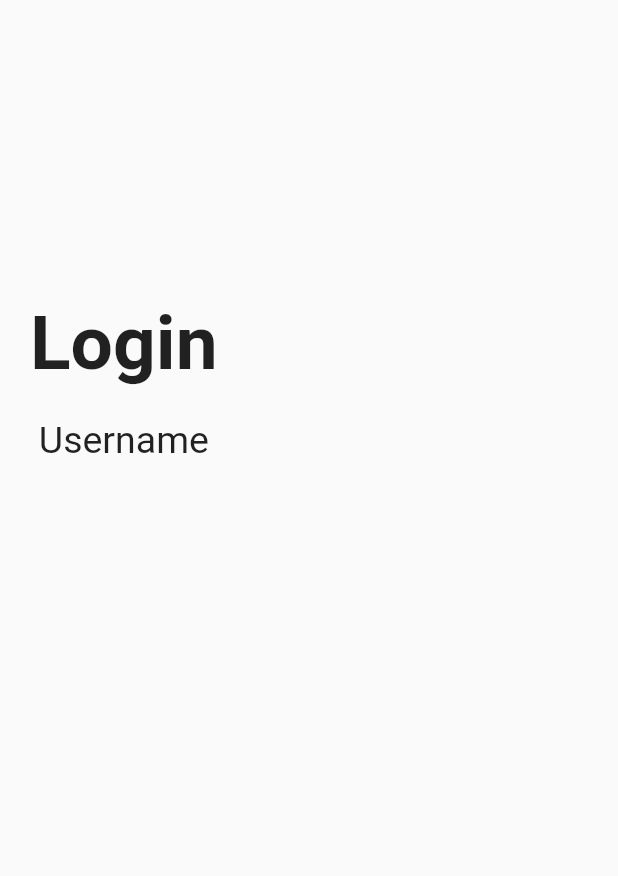
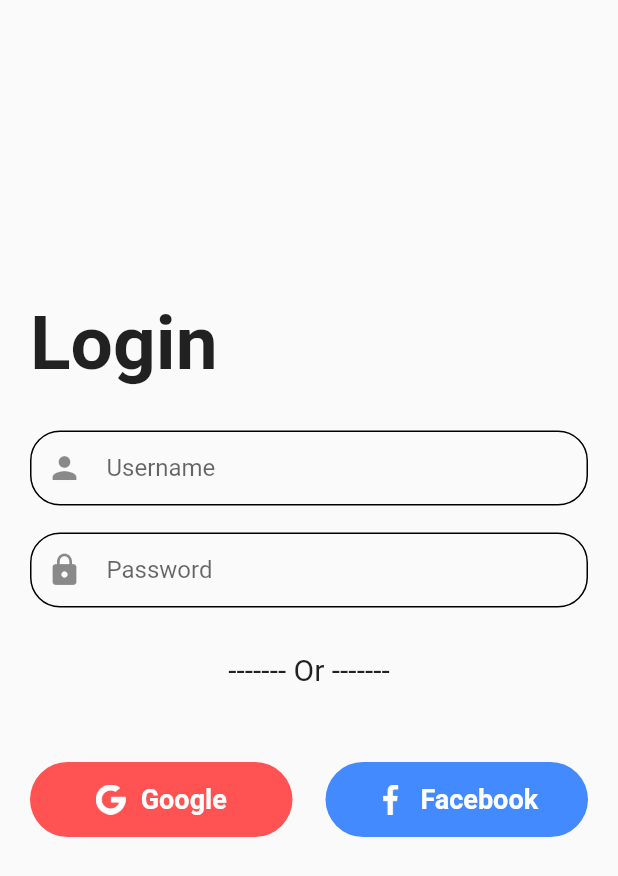
Before and after one commit to TheNgith/Destressify, a Flutter app: the screen it shows after launch, on a phone screen of 412 x 824 dp. Shown: the top 876 px of the screen. Run offline on Flutter 3.47's test engine with Material 2 defaults, Android fonts, the phone set to English and light mode, and no system bars.

Commit message:
add login page

```diff
--- a/lib/views/login_page.dart
+++ b/lib/views/login_page.dart
@@ -1,7 +1,6 @@
 import 'package:flutter/material.dart';
 
 class LoginPage extends StatelessWidget {
-  // This widget is the root of your application.
   @override
   Widget build(BuildContext context) {
     return Scaffold(body: LayoutBuilder(
@@ -9,7 +8,7 @@ class LoginPage extends StatelessWidget {
       return SingleChildScrollView(
           child: Padding(
         padding: const EdgeInsets.fromLTRB(20.0, 0.0, 20.0, 0.0),
-        child: Column(children: [
+        child: Column(crossAxisAlignment: CrossAxisAlignment.start, children: [
           Padding(
             padding: const EdgeInsets.only(top: 200.0),
             child: Container(
@@ -20,12 +19,144 @@ class LoginPage extends StatelessWidget {
           Padding(
             padding: const EdgeInsets.only(top: 20.0),
             child: Container(
-              child: Text(
-                'Username',
-                style: TextStyle(fontSize: 25.0, fontWeight: FontWeight.normal),
+              child: Column(
+                crossAxisAlignment: CrossAxisAlignment.start,
+                children: [
+                  Padding(
+                    padding: const EdgeInsets.only(top: 8.0),
+                    child: Container(
+                      height: 50.0,
+                      decoration: BoxDecoration(
+                          border: Border.all(color: Colors.black),
+                          borderRadius: BorderRadius.circular(20.0)),
+                      child: Padding(
+                        padding:
+                            const EdgeInsets.fromLTRB(10.0, 0.0, 10.0, 0.0),
+                        child: TextField(
+                            decoration: InputDecoration(
+                                hintText: 'Username',
+                                icon: Icon(Icons.person),
+                                border: InputBorder.none)),
+                      ),
+                    ),
+                  )
+                ],
               ),
             ),
-          )
+          ),
+          Padding(
+            padding: const EdgeInsets.only(top: 10.0),
+            child: Container(
+              child: Column(
+                crossAxisAlignment: CrossAxisAlignment.start,
+                children: [
+                  Padding(
+                    padding: const EdgeInsets.only(top: 8.0),
+                    child: Container(
+                      height: 50.0,
+                      decoration: BoxDecoration(
+                          border: Border.all(color: Colors.black),
+                          borderRadius: BorderRadius.circular(20.0)),
+                      child: Padding(
+                        padding:
+                            const EdgeInsets.fromLTRB(10.0, 0.0, 10.0, 0.0),
+                        child: TextField(
+                            obscureText: true,
+                            decoration: InputDecoration(
+                                hintText: 'Password',
+                                icon: Icon(Icons.lock),
+                                border: InputBorder.none)),
+                      ),
+                    ),
+                  )
+                ],
+              ),
+            ),
+          ),
+          Padding(
+            padding: const EdgeInsets.only(top: 30.0),
+            child: Container(
+              alignment: Alignment.center,
+              child: Text(
+                '------- Or -------',
+                style: TextStyle(fontSize: 20.0),
+              ),
+            ),
+          ),
+          Padding(
+            padding: const EdgeInsets.only(top: 50.0),
+            child: Row(
+              mainAxisAlignment: MainAxisAlignment.spaceBetween,
+              children: [
+                Container(
+                    alignment: Alignment.center,
+                    width: 175.0,
+                    height: 50.0,
+                    decoration: BoxDecoration(
+                        color: Colors.redAccent,
+                        borderRadius: BorderRadius.circular(30.0)),
+                    child: Row(
+                      mainAxisAlignment: MainAxisAlignment.center,
+                      children: [
+                        Container(
+                          alignment: Alignment.centerLeft,
+                          child: Container(
+                              width: 20.0,
+                              height: 20.0,
+                              child: Image(
+                                  image:
+                                      AssetImage('assets/images/google.png'))),
+                        ),
+                        Padding(
+                          padding: const EdgeInsets.only(left: 10.0),
+                          child: Container(
+                              alignment: Alignment.centerRight,
+                              child: Text(
+                                'Google',
+                                style: TextStyle(
+                                    fontSize: 18.0,
+                                    color: Colors.white,
+                                    fontWeight: FontWeight.bold),
+                              )),
+                        )
+                      ],
+                    )),
+                Container(
+                    alignment: Alignment.center,
+                    width: 175.0,
+                    height: 50.0,
+                    decoration: BoxDecoration(
+                        color: Colors.blueAccent,
+                        borderRadius: BorderRadius.circular(30.0)),
+                    child: Row(
+                      mainAxisAlignment: MainAxisAlignment.center,
+                      children: [
+                        Container(
+                          alignment: Alignment.centerLeft,
+                          child: Container(
+                              width: 20.0,
+                              height: 20.0,
+                              child: Image(
+                                  image: AssetImage(
+                                      'assets/images/facebook.png'))),
+                        ),
+                        Padding(
+                          padding: const EdgeInsets.only(left: 10.0),
+                          child: Container(
+                              alignment: Alignment.centerRight,
+                              child: Text(
+                                'Facebook',
+                                style: TextStyle(
+                                    fontSize: 18.0,
+                                    color: Colors.white,
+                                    fontWeight: FontWeight.bold),
+                              )),
+                        )
+                      ],
+                    ))
+              ],
+            ),
+          ),
         ]),
       ));
     }));
```
Also changed, not shown: assets/images/brain.svg (deleted), assets/images/facebook.png (added), assets/images/google.png (added).
